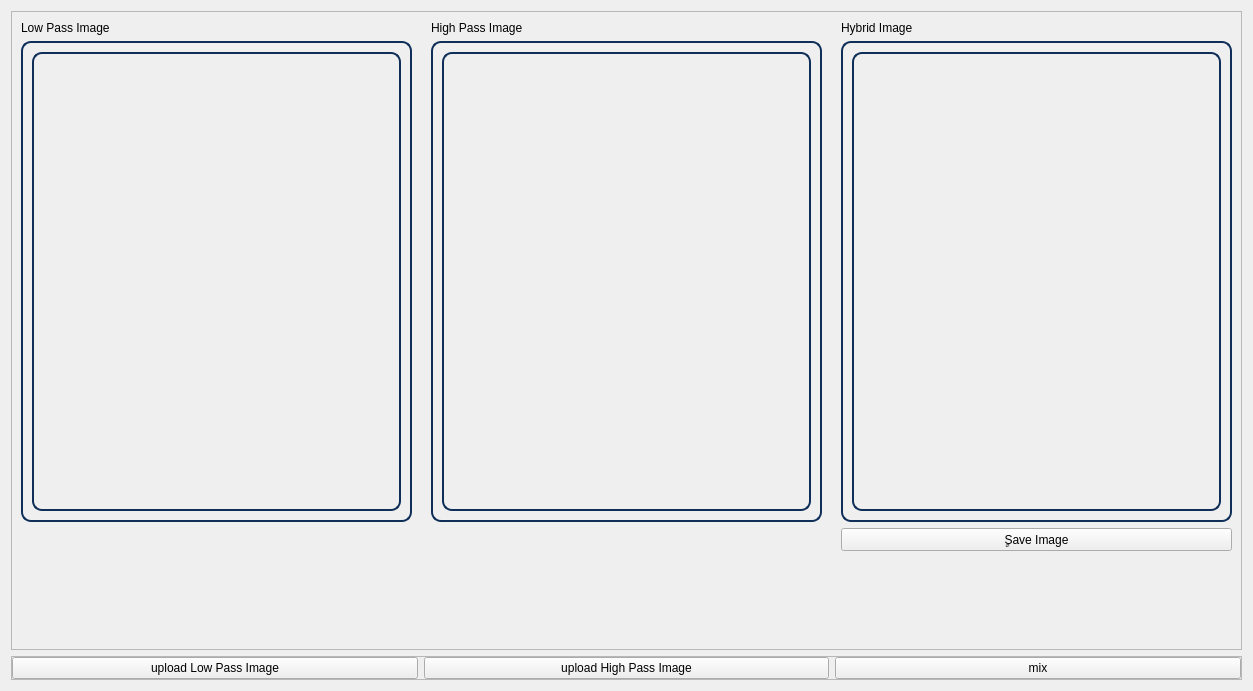
SBME2025-ComputerVision/Task1_CV_CPP, file Task1/UI/hybridwidget.ui: the form before one commit.
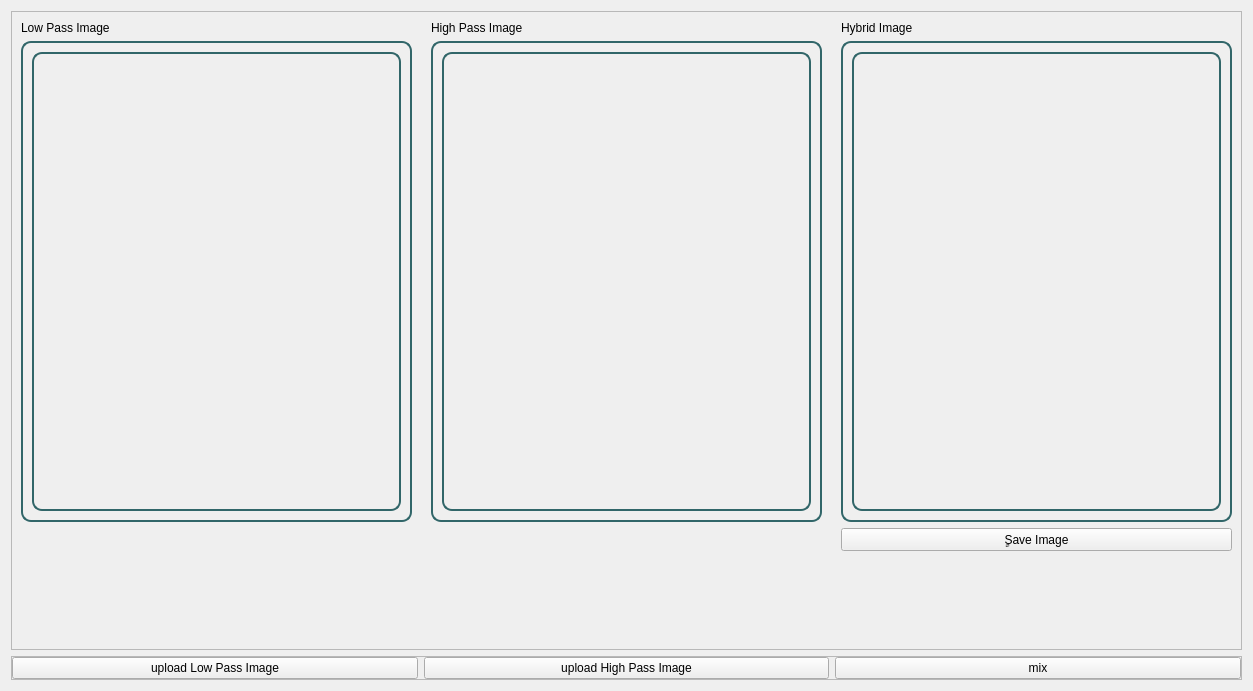
The form after the commit.

Diff of the .ui file:
```diff
--- a/Task1/UI/hybridwidget.ui
+++ b/Task1/UI/hybridwidget.ui
@@ -54,7 +54,7 @@
           </property>
           <property name="styleSheet">
            <string notr="true">
-           border: 2px solid rgb(15, 47, 89);
+           border: 2px solid  #316669;
           border-radius: 10px;
       </string>
           </property>
@@ -140,7 +140,7 @@
           </property>
           <property name="styleSheet">
            <string notr="true">
-           border: 2px solid rgb(15, 47, 89);
+           border: 2px solid #316669;
           border-radius: 10px;
       </string>
           </property>
@@ -220,7 +220,7 @@
           </property>
           <property name="styleSheet">
            <string notr="true">
-           border: 2px solid rgb(15, 47, 89);
+           border: 2px solid  #316669;
           border-radius: 10px;
       </string>
           </property>
```
